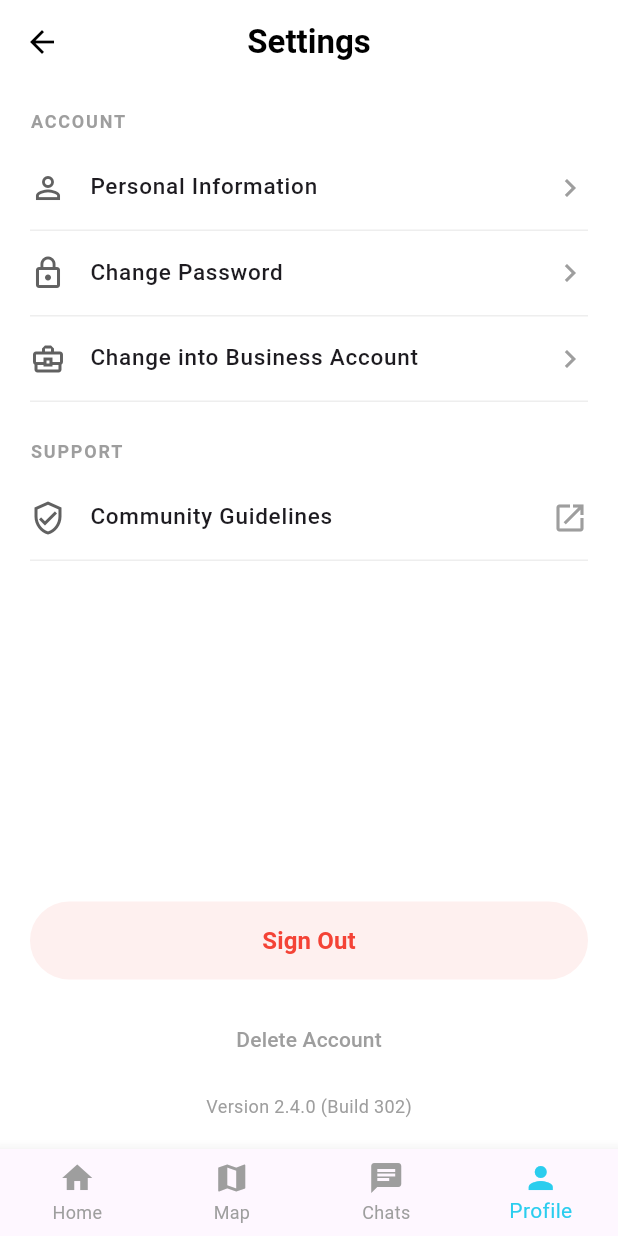
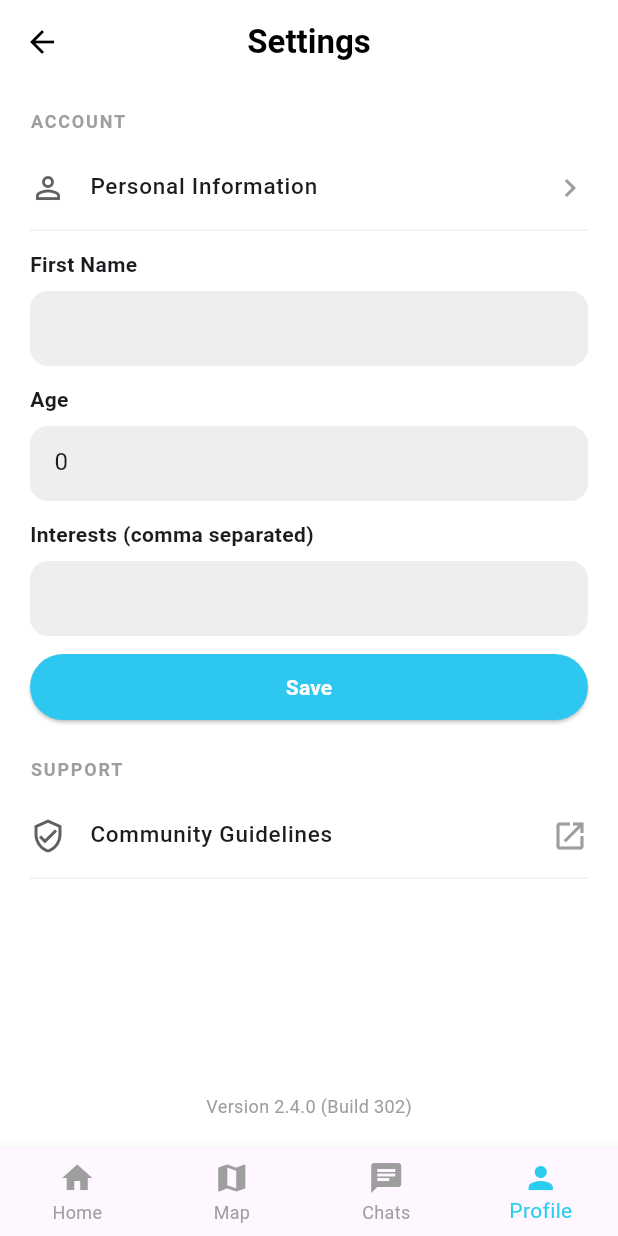
Before and after one commit to SajidSaleemKhattak/poke_up, a Flutter app: the SettingsScreen screen opened by its route, after a tap on "Personal Information", on a phone screen of 412 x 824 dp. Run offline on Flutter 3.47's test engine with Material 3 defaults, Android fonts, the phone set to English and light mode, and no system bars; our stand-ins replace cloud_firestore, firebase_auth, firebase_core, firebase_storage, flutter_dotenv, geocoding and 7 more; accounts and stored records are empty.

Commit message:
profile nfo can be changes now,age put a=in the 3rd screen , 3rd screen avatar made dynamic

```diff
--- a/lib/services/profile/profile_service.dart
+++ b/lib/services/profile/profile_service.dart
@@ -16,12 +16,12 @@ class ProfileService {
   /// Step 1: Basic profile (CreateProfile3)
   static Future<void> updateBasicProfile({
     required String firstName,
-    required String ageRange,
+    required int age,
     String? profilePicUrl,
   }) async {
     await _firestore.collection('users').doc(_uid).update({
       'firstName': firstName,
-      'ageRange': ageRange,
+      'age': age,
       if (profilePicUrl != null) 'profilePic': profilePicUrl,
     });
   }
@@ -36,7 +36,7 @@ class ProfileService {
 
   /// Used by router / guards
   static bool isBasicProfileComplete(Map<String, dynamic> data) {
-    return data['firstName'] != null && data['ageRange'] != null;
+    return data['firstName'] != null && data['age'] != null;
   }
 
   static bool isOnboardingComplete(Map<String, dynamic> data) {
@@ -59,8 +59,9 @@ class ProfileService {
   static Future<String> uploadProfilePic(File file) async {
     final user = _auth.currentUser;
     if (user == null) throw Exception('User not authenticated');
-    final ref = FirebaseStorage.instance
-        .ref('profile_pics/${user.uid}_${DateTime.now().millisecondsSinceEpoch}.jpg');
+    final ref = FirebaseStorage.instance.ref(
+      'profile_pics/${user.uid}_${DateTime.now().millisecondsSinceEpoch}.jpg',
+    );
     await ref.putFile(file);
     return ref.getDownloadURL();
   }
--- a/lib/ux/sub_screens/settings_screen.dart
+++ b/lib/ux/sub_screens/settings_screen.dart
@@ -1,9 +1,28 @@
 import 'package:flutter/material.dart';
 import 'package:go_router/go_router.dart';
-import 'package:poke_up/services/auth/auth_service.dart';
+import 'package:cloud_firestore/cloud_firestore.dart';
+import 'package:firebase_auth/firebase_auth.dart';
 
-class SettingsScreen extends StatelessWidget {
+class SettingsScreen extends StatefulWidget {
   const SettingsScreen({super.key});
+
+  @override
+  State<SettingsScreen> createState() => _SettingsScreenState();
+}
+
+class _SettingsScreenState extends State<SettingsScreen> {
+  bool showPersonal = false;
+  final TextEditingController _nameController = TextEditingController();
+  final TextEditingController _ageController = TextEditingController();
+  final TextEditingController _interestsController = TextEditingController();
+
+  @override
+  void dispose() {
+    _nameController.dispose();
+    _ageController.dispose();
+    _interestsController.dispose();
+    super.dispose();
+  }
 
   @override
   Widget build(BuildContext context) {
@@ -36,18 +55,98 @@ class SettingsScreen extends StatelessWidget {
             _SettingsTile(
               icon: Icons.person_outline,
               title: "Personal Information",
-              onTap: () {},
+              onTap: () {
+                setState(() {
+                  showPersonal = !showPersonal;
+                });
+              },
             ),
-            _SettingsTile(
-              icon: Icons.lock_outline,
-              title: "Change Password",
-              onTap: () {},
-            ),
-            _SettingsTile(
-              icon: Icons.business_center_outlined,
-              title: "Change into Business Account",
-              onTap: () {},
-            ),
+            if (showPersonal)
+              StreamBuilder<DocumentSnapshot<Map<String, dynamic>>>(
+                stream: FirebaseFirestore.instance
+                    .collection('users')
+                    .doc(FirebaseAuth.instance.currentUser?.uid)
+                    .snapshots(),
+                builder: (context, snap) {
+                  final data = snap.data?.data();
+                  if (data != null) {
+                    _nameController.text = data['firstName'] ?? '';
+                    _ageController.text =
+                        (data['age'] as num?)?.toInt().toString() ?? '';
+                    final interests = (data['interests'] as List?) ?? [];
+                    _interestsController.text = interests
+                        .map((e) => e.toString())
+                        .join(', ');
+                  }
+                  return Column(
+                    children: [
+                      const SizedBox(height: 12),
+                      _editableField(
+                        "First Name",
+                        _nameController,
+                        keyboardType: TextInputType.name,
+                      ),
+                      const SizedBox(height: 12),
+                      _editableField(
+                        "Age",
+                        _ageController,
+                        keyboardType: TextInputType.number,
+                      ),
+                      const SizedBox(height: 12),
+                      _editableField(
+                        "Interests (comma separated)",
+                        _interestsController,
+                        keyboardType: TextInputType.text,
+                      ),
+                      const SizedBox(height: 12),
+                      SizedBox(
+                        width: double.infinity,
+                        height: 44,
+                        child: ElevatedButton(
+                          onPressed: () async {
+                            final name = _nameController.text.trim();
+                            final age = int.tryParse(
+                              _ageController.text.trim(),
+                            );
+                            final interests = _interestsController.text
+                                .split(',')
+                                .map((e) => e.trim())
+                                .where((e) => e.isNotEmpty)
+                                .toList();
+                            if (name.isEmpty || age == null) return;
+                            final uid = FirebaseAuth.instance.currentUser?.uid;
+                            if (uid == null) return;
+                            await FirebaseFirestore.instance
+                                .collection('users')
+                                .doc(uid)
+                                .update({
+                                  'firstName': name,
+                                  'age': age,
+                                  'interests': interests,
+                                });
+                            setState(() {
+                              showPersonal = false;
+                            });
+                          },
+                          style: ElevatedButton.styleFrom(
+                            backgroundColor: const Color(0xFF2EC7F0),
+                            shape: RoundedRectangleBorder(
+                              borderRadius: BorderRadius.circular(30),
+                            ),
+                          ),
+                          child: const Text(
+                            "Save",
+                            style: TextStyle(
+                              color: Colors.white,
+                              fontWeight: FontWeight.w700,
+                            ),
+                          ),
+                        ),
+                      ),
+                    ],
+                  );
+                },
+              ),
 
             const SizedBox(height: 24),
 
@@ -63,43 +162,6 @@ class SettingsScreen extends StatelessWidget {
             ),
 
             const Spacer(),
-
-            // Sign Out Button
-            Container(
-              width: double.infinity,
-              height: 52,
-              decoration: BoxDecoration(
-                color: Colors.red.withValues(alpha: 0.08),
-                borderRadius: BorderRadius.circular(30),
-              ),
-              child: TextButton(
-                onPressed: () async {
-                  await AuthService.signOut();
-                  // Router redirect will handle navigation to login
-                },
-                child: const Text(
-                  "Sign Out",
-                  style: TextStyle(
-                    color: Colors.red,
-                    fontSize: 16,
-                    fontWeight: FontWeight.w600,
-                  ),
-                ),
-              ),
-            ),
-
-            const SizedBox(height: 16),
-
-            // Delete Account
-            Center(
-              child: TextButton(
-                onPressed: () {},
-                child: const Text(
-                  "Delete Account",
-                  style: TextStyle(color: Colors.grey, fontSize: 14),
-                ),
-              ),
-            ),
 
             const SizedBox(height: 12),
 
@@ -141,6 +203,44 @@ class _SectionTitle extends StatelessWidget {
   }
 }
 
+class _EditableFieldWrapper extends StatelessWidget {
+  final Widget child;
+  const _EditableFieldWrapper({required this.child});
+  @override
+  Widget build(BuildContext context) {
+    return Container(
+      padding: const EdgeInsets.symmetric(horizontal: 16),
+      height: 50,
+      decoration: BoxDecoration(
+        color: Colors.grey.shade200,
+        borderRadius: BorderRadius.circular(12),
+      ),
+      child: child,
+    );
+  }
+}
+
+Widget _editableField(
+  String label,
+  TextEditingController controller, {
+  TextInputType? keyboardType,
+}) {
+  return Column(
+    crossAxisAlignment: CrossAxisAlignment.start,
+    children: [
+      Text(label, style: const TextStyle(fontWeight: FontWeight.w700)),
+      const SizedBox(height: 8),
+      _EditableFieldWrapper(
+        child: TextField(
+          controller: controller,
+          keyboardType: keyboardType,
+          decoration: const InputDecoration(border: InputBorder.none),
+        ),
+      ),
+    ],
+  );
+}
+
 /// ===============================
 /// Settings Tile
 /// ===============================
```
Also changed, not shown: lib/ux/screens/create_profile_3.dart (+56 -59 lines), lib/ux/screens/welcome_page_1.dart (+25 -27 lines).
